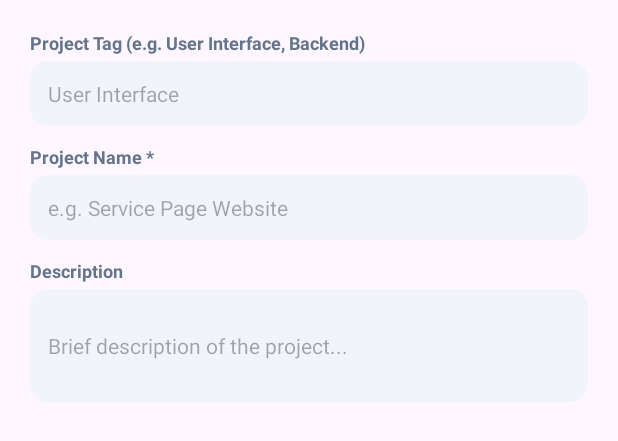
After one commit to tahanawaz27-jpg/ass4smd, an Android app: the layout dialog_add_project.xml on its own in the app's theme, with its tools: preview values and no code run, on a phone screen of 412 x 824 dp. The commit adds this screen. Shown: the top 441 px of the screen. Run offline under Robolectric (Android 15) with nearby library versions, the phone set to English and light mode, and no system bars.

Commit message:
Commit 4: Implement HomeActivity with RecyclerView, search filter, new project dialog, and ProjectActivity launcher

```diff
--- /dev/null
+++ b/app/src/main/res/drawable/bg_search.xml
@@ -0,0 +1,6 @@
+<?xml version="1.0" encoding="utf-8"?>
+<shape xmlns:android="http://schemas.android.com/apk/res/android"
+    android:shape="rectangle">
+    <solid android:color="#F1F5F9" />
+    <corners android:radius="12dp" />
+</shape>
--- /dev/null
+++ b/app/src/main/res/layout/dialog_add_project.xml
@@ -0,0 +1,68 @@
+<?xml version="1.0" encoding="utf-8"?>
+<LinearLayout xmlns:android="http://schemas.android.com/apk/res/android"
+    android:layout_width="match_parent"
+    android:layout_height="wrap_content"
+    android:orientation="vertical"
+    android:padding="20dp">
+
+    <TextView
+        android:layout_width="wrap_content"
+        android:layout_height="wrap_content"
+        android:text="Project Tag (e.g. User Interface, Backend)"
+        android:textColor="@color/text_secondary"
+        android:textSize="12sp"
+        android:textStyle="bold" />
+
+    <EditText
+        android:id="@+id/etProjectTag"
+        android:layout_width="match_parent"
+        android:layout_height="wrap_content"
+        android:layout_marginTop="4dp"
+        android:background="@drawable/bg_search"
+        android:hint="User Interface"
+        android:inputType="text"
+        android:padding="12dp"
+        android:textSize="14sp" />
+
+    <TextView
+        android:layout_width="wrap_content"
+        android:layout_height="wrap_content"
+        android:layout_marginTop="12dp"
+        android:text="Project Name *"
+        android:textColor="@color/text_secondary"
+        android:textSize="12sp"
+        android:textStyle="bold" />
+
+    <EditText
+        android:id="@+id/etProjectName"
+        android:layout_width="match_parent"
+        android:layout_height="wrap_content"
+        android:layout_marginTop="4dp"
+        android:background="@drawable/bg_search"
+        android:hint="e.g. Service Page Website"
+        android:inputType="text"
+        android:padding="12dp"
+        android:textSize="14sp" />
+
+    <TextView
+        android:layout_width="wrap_content"
+        android:layout_height="wrap_content"
+        android:layout_marginTop="12dp"
+        android:text="Description"
+        android:textColor="@color/text_secondary"
+        android:textSize="12sp"
+        android:textStyle="bold" />
+
+    <EditText
+        android:id="@+id/etProjectDesc"
+        android:layout_width="match_parent"
+        android:layout_height="wrap_content"
+        android:layout_marginTop="4dp"
+        android:background="@drawable/bg_search"
+        android:hint="Brief description of the project..."
+        android:inputType="textMultiLine"
+        android:lines="3"
+        android:padding="12dp"
+        android:textSize="14sp" />
+
+</LinearLayout>
```
Also changed, not shown: app/src/main/AndroidManifest.xml (+10 -0 lines), app/src/main/java/com/example/smdass4/HomeActivity.java (+153 -0 lines), app/src/main/java/com/example/smdass4/ProjectActivity.java (added, +11 -0 lines), app/src/main/res/layout/activity_home.xml (added, +187 -0 lines).
